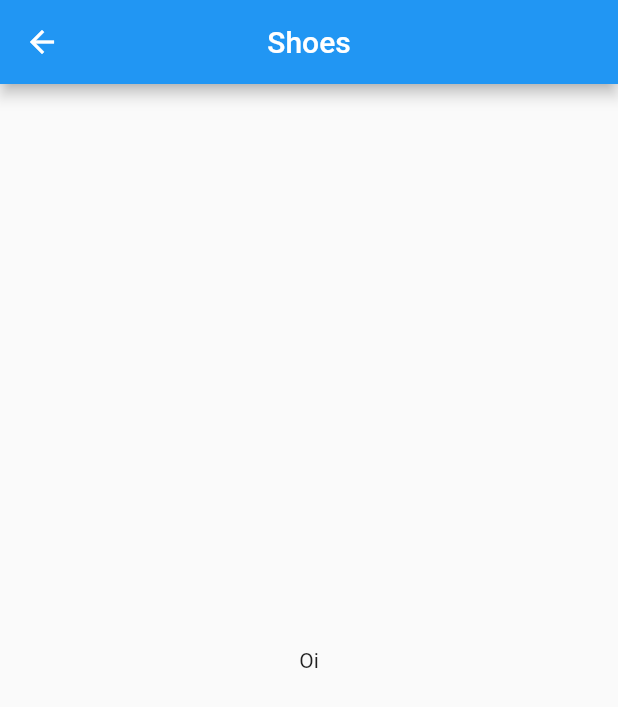
After one commit to IagoNovoaAntunes2001/Workshop_Flutter, a Flutter app: the screen it shows after launch, after a tap on "Button", on a phone screen of 412 x 824 dp. The commit adds this screen. Shown: the top 707 px of the screen. Run offline on Flutter 3.47's test engine with Material 2 defaults, Android fonts, the phone set to English and light mode, and no system bars.

Commit message:
Separando o projeto em novas classes, delegando para um novo arquivo dentro do package scenes, mostrado como trabalhar com imagens diretos da internet ou internamente no projeto adicionando no pubspec.yaml, navegacao entre telas e exemplo de como funciona uma classe statless e uma steteful, mostrando a interacao de um contador a cada click.

```diff
--- /dev/null
+++ b/lib/scenes/home_view.dart
@@ -0,0 +1,54 @@
+import 'package:flutter/material.dart';
+import 'package:palestra_introducao/scenes/new_shoes.dart';
+
+class HomeWidget extends StatefulWidget {
+  @override
+  _HomeWidgetState createState() => _HomeWidgetState();
+}
+
+class _HomeWidgetState extends State<HomeWidget> {
+  var contador = 0;
+
+  @override
+  Widget build(BuildContext context) {
+    return Scaffold(
+      appBar: AppBar(
+        title: Text('Home'),
+        centerTitle: true,
+      ),
+      body: bodyOfHome(context),
+      floatingActionButton: FloatingActionButton(
+        child: Icon(Icons.add),
+        onPressed: (){
+          setState(() {
+            contador++;
+          });
+          print(contador);
+        },
+      ),
+    );
+  }
+
+  Widget bodyOfHome(context) {
+    return Align(
+      alignment: Alignment.center,
+      child: Column(
+        mainAxisAlignment: MainAxisAlignment.center,
+        children: <Widget>[
+          Text("Quantidade de vezes clicadas: $contador"),
+          RaisedButton(
+            onPressed: () {
+              Navigator.push(
+                context,
+                MaterialPageRoute(
+                  builder: (context) => ShoesWidget(),
+                ),
+              );
+            },
+            child: Text('Button'),
+          ),
+        ],
+      ),
+    );
+  }
+}
--- /dev/null
+++ b/lib/scenes/new_shoes.dart
@@ -0,0 +1,16 @@
+import 'package:flutter/material.dart';
+
+class ShoesWidget extends StatelessWidget {
+  @override
+  Widget build(BuildContext context) {
+    return Scaffold(
+      appBar: AppBar(
+        title: Text('Shoes'),
+        centerTitle: true,
+      ),
+      body: Center(
+        child: Text('Oi'),
+      ),
+    );
+  }
+}
--- a/pubspec.yaml
+++ b/pubspec.yaml
@@ -41,9 +41,8 @@ flutter:
   uses-material-design: true
 
   # To add assets to your application, add an assets section, like this:
-  # assets:
-  #  - images/a_dot_burr.jpeg
-  #  - images/a_dot_ham.jpeg
+  assets:
+    - lib/assets/images/11_02.png
 
   # An image asset can refer to one or more resolution-specific "variants", see
   # https://flutter.dev/assets-and-images/#resolution-aware.
```
Also changed, not shown: lib/main.dart (+4 -123 lines), lib/assets/images/11_02.png (added), 1 other file.
